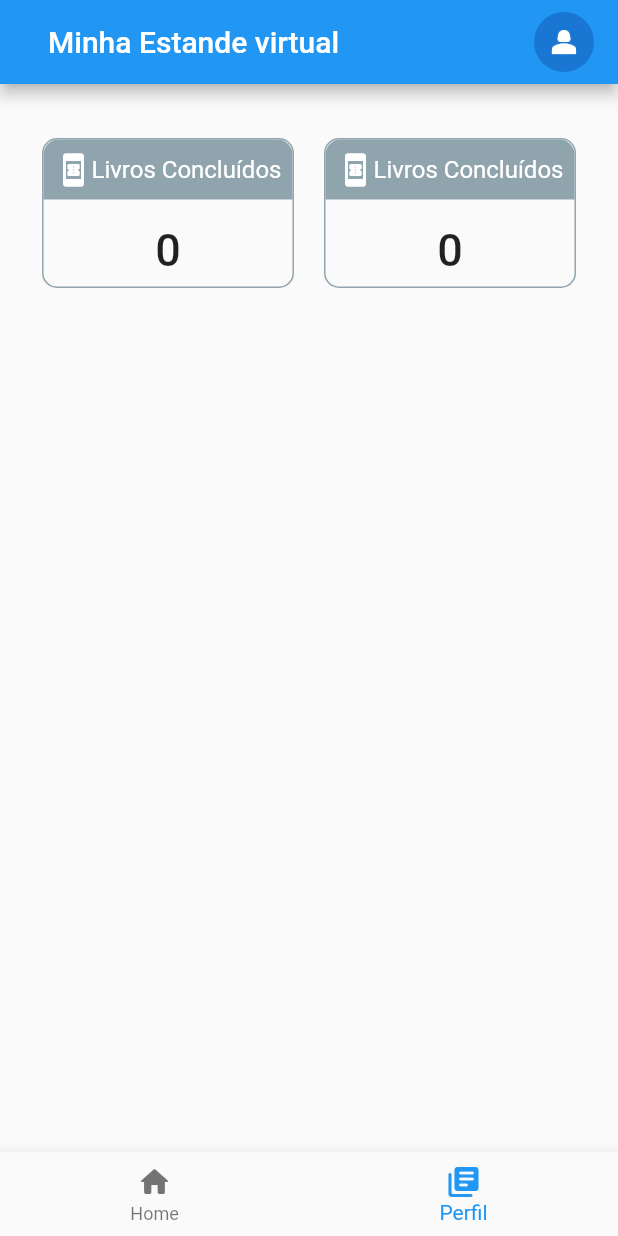
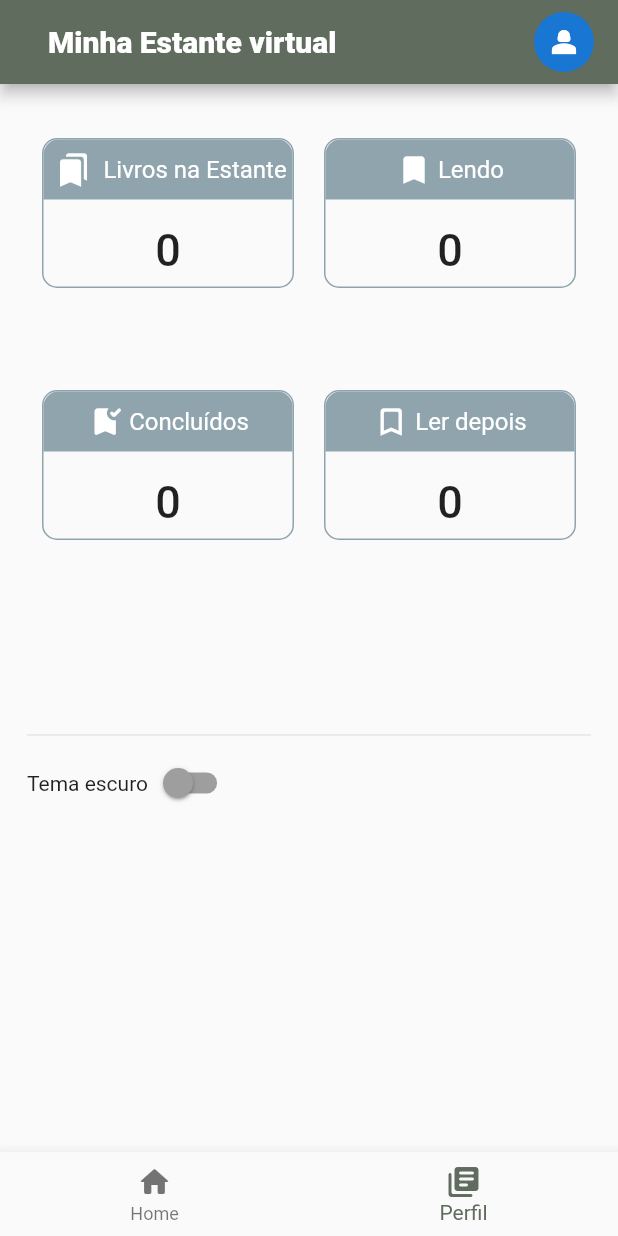
Before and after one commit to Rosines-Almeida/minha_estante, a Flutter app: the screen it shows after launch, item 2 of the bottom bar chosen, on a phone screen of 412 x 824 dp. Run offline on Flutter 3.47's test engine with Material 2 defaults, Android fonts, the phone set to English and light mode, and no system bars; our stand-ins replace image_picker, percent_indicator, shared_preferences.

Commit message:
add thema style

```diff
--- a/lib/commons/components/app_bar_componet.dart
+++ b/lib/commons/components/app_bar_componet.dart
@@ -8,7 +8,10 @@ class AppBarComponent extends StatelessWidget implements PreferredSizeWidget {
     return AppBar(
       title: const Padding(
         padding: EdgeInsets.all(16),
-        child: Text('Minha Estande virtual'),
+        child: Text(
+          'Minha Estante virtual',
+          style: TextStyle(fontWeight: FontWeight.w800),
+        ),
       ),
       actions: const [
         Padding(
--- a/lib/commons/components/bar_progress_component.dart
+++ b/lib/commons/components/bar_progress_component.dart
@@ -37,8 +37,8 @@ class _BarProgressComponentsState extends State<BarProgressComponents> {
         width: 200.0,
         lineHeight: 20.0,
         percent: onValueToBarProgress(),
-        backgroundColor: Colors.grey,
-        progressColor: Colors.blue,
+        backgroundColor: Color.fromARGB(255, 206, 199, 199),
+        progressColor: Color(0xff606C5D),
         animation: true,
         animationDuration: 1000,
         barRadius: Radius.circular(10),
--- a/lib/my_app.dart
+++ b/lib/my_app.dart
@@ -1,6 +1,8 @@
 import 'package:flutter/material.dart';
 import 'package:minha_estante/app_routes.dart';
 import 'package:minha_estante/providers/config_provider.dart';
+import 'package:minha_estante/style/theme_style.dart';
+import 'package:provider/provider.dart';
 
 class MyApp extends StatefulWidget {
   const MyApp({super.key});
@@ -13,14 +15,14 @@ class _MyAppState extends State<MyApp> {
   late ConfigProvider storeConfig;
   @override
   Widget build(BuildContext context) {
+    storeConfig = Provider.of<ConfigProvider>(context);
     return MaterialApp(
       title: 'Minha Estante Virtual',
-      theme: ThemeData.light(),
+      themeMode: storeConfig.tema,
       debugShowCheckedModeBanner: false,
       routes: AppRoutes.routes(),
-
-      //home: const BookDetailsPage(),
-      // home: const BookDetailsPage(),
+      theme: MyTheme.claro,
+      darkTheme: MyTheme.escuro,
     );
   }
 }
--- a/lib/pages/bookDetails/book_details_page.dart
+++ b/lib/pages/bookDetails/book_details_page.dart
@@ -26,6 +26,12 @@ class _BookDetailsPageState extends State<BookDetailsPage> {
   late BookcaseProvider store;
   late int index;
   late double valuePercentage = 0;
+
+  @override
+  void initState() {
+    index = 0;
+    super.initState();
+  }
 
   double toCalculatePercetage() {
     valuePercentage = calculatePercetage(item.numberPageRead, item.numberPage);
@@ -132,6 +138,8 @@ class _BookDetailsPageState extends State<BookDetailsPage> {
                               padding: const EdgeInsets.all(8.0),
                               child: Text(
                                 item.title,
+                                style: const TextStyle(
+                                    fontSize: 16, fontWeight: FontWeight.w600),
                               ),
                             ),
                             const SpacerComponent(
@@ -164,9 +172,29 @@ class _BookDetailsPageState extends State<BookDetailsPage> {
               Column(
                 crossAxisAlignment: CrossAxisAlignment.start,
                 children: [
-                  Text('Total de páginas: ${item.numberPage}'),
+                  Row(
+                    children: [
+                      const Text('Total de páginas: ',
+                          style: TextStyle(fontWeight: FontWeight.bold)),
+                      const SpacerComponent(
+                        isHorizontal: true,
+                        size: 5,
+                      ),
+                      Text('${item.numberPage}')
+                    ],
+                  ),
                   const SpacerComponent(),
-                  Text('Lidas: ${item.numberPageRead.toString()}'),
+                  Row(children: [
+                    const Text(
+                      'Lidas:',
+                      style: TextStyle(fontWeight: FontWeight.bold),
+                    ),
+                    const SpacerComponent(
+                      isHorizontal: true,
+                      size: 5,
+                    ),
+                    Text(item.numberPageRead.toString()),
+                  ]),
                   const SpacerComponent(),
                   const Divider(),
                   const SpacerComponent(),
--- a/lib/pages/tabs/components/home_card_component.dart
+++ b/lib/pages/tabs/components/home_card_component.dart
@@ -36,10 +36,17 @@ class HomeCardComponent extends StatelessWidget {
           // padding: const EdgeInsets.all(20),
           children: [
             Center(child: makeImage()),
+            Divider(),
             const SpacerComponent(),
             Align(
-              alignment: Alignment.bottomLeft,
-              child: Text(item.title),
+              alignment: Alignment.center,
+              child: Text(
+                item.title,
+                style: TextStyle(
+                  fontSize: 16,
+                  fontWeight: FontWeight.w600,
+                ),
+              ),
             ),
             const SpacerComponent(),
             ButtonBar(
--- a/lib/pages/tabs/components/profile_card_component.dart
+++ b/lib/pages/tabs/components/profile_card_component.dart
@@ -1,4 +1,5 @@
 import 'package:flutter/material.dart';
+import 'package:minha_estante/commons/components/space_component.dart';
 
 class ProfileCardComponent extends StatelessWidget {
   final int numberOfBook;
@@ -13,7 +14,9 @@ class ProfileCardComponent extends StatelessWidget {
 
   @override
   Widget build(BuildContext context) {
-    return Wrap(children: [
+    return SizedBox(
+        height: 100,
+        child: Column(children: [
           Container(
             height: 100,
             decoration: BoxDecoration(
@@ -28,7 +31,8 @@ class ProfileCardComponent extends StatelessWidget {
                 decoration: BoxDecoration(
                   color: Colors.blueGrey[300]!,
                   borderRadius: const BorderRadius.only(
-                  topLeft: Radius.circular(10), topRight: Radius.circular(10)),
+                      topLeft: Radius.circular(10),
+                      topRight: Radius.circular(10)),
                 ),
                 child: Padding(
                   padding: const EdgeInsets.all(8.0),
@@ -39,9 +43,14 @@ class ProfileCardComponent extends StatelessWidget {
                         icon,
                         color: Colors.white,
                       ),
+                      SpacerComponent(
+                        isHorizontal: true,
+                        size: 4,
+                      ),
                       Text(
                         title,
-                    style: const TextStyle(fontSize: 16, color: Colors.white),
+                        style:
+                            const TextStyle(fontSize: 16, color: Colors.white),
                       )
                     ],
                   ),
@@ -62,6 +71,6 @@ class ProfileCardComponent extends StatelessWidget {
               )
             ]),
           ),
-    ]);
+        ]));
   }
 }
--- a/lib/pages/tabs/profile_page.dart
+++ b/lib/pages/tabs/profile_page.dart
@@ -1,5 +1,7 @@
 import 'package:flutter/material.dart';
+import 'package:minha_estante/pages/tabs/components/profile_card_component.dart';
 import 'package:minha_estante/providers/bookcase_provider.dart';
+import 'package:minha_estante/providers/config_provider.dart';
 import 'package:provider/provider.dart';
 
 class ProfilePage extends StatefulWidget {
@@ -11,16 +13,10 @@ class ProfilePage extends StatefulWidget {
 
 class _ProfilePageState extends State<ProfilePage> {
   late BookcaseProvider store;
-  late int inProgress;
-  late int notInProgres;
+  late ConfigProvider storeConfig;
 
-  //metodo para pecorrer quantos estão com paginas lidas
   @override
   void initState() {
-    inProgress = 0;
-    notInProgres = 0;
-    // setBookInProgress();
-    // TODO: implement initState
     super.initState();
   }
 
@@ -36,139 +32,75 @@ class _ProfilePageState extends State<ProfilePage> {
 
   int setBookConcluded() {
     return store.listBook.where((e) => e.numberPageRead == e.numberPage).length;
-  };
-
-
-
+  }
 
   @override
   Widget build(BuildContext context) {
     store = Provider.of<BookcaseProvider>(context);
-    //   return Text(
-    //       'oi ${store.listBook.length}, ${setBookInProgress()}, ${setBookNotInProgress()}, ${setBookConcluded()}');
-    // }
+    storeConfig = Provider.of<ConfigProvider>(context);
 
-      final List<Map> item = [
+    final List<Map> bookCase = [
       {
-      'title':' Livros na Estante',
+        'title': ' Livros na Estante',
         'numberOfBook': store.listBook.length,
+        'icon': Icons.bookmarks_rounded,
       },
       {
-      'title':'Lendo',
+        'title': 'Lendo',
         'numberOfBook': setBookInProgress(),
+        'icon': Icons.bookmark_rounded,
       },
-   ]  ;
+      {
+        'title': 'Concluídos',
+        'numberOfBook': setBookConcluded(),
+        'icon': Icons.bookmark_added_rounded
+      },
+      {
+        'title': 'Ler depois',
+        'numberOfBook': setBookNotInProgress(),
+        'icon': Icons.bookmark_border_rounded
+      },
+    ];
 
-    return GridView(
-        padding: EdgeInsets.all(10),
-        gridDelegate: SliverGridDelegateWithFixedCrossAxisCount(
+    return SingleChildScrollView(
+      child: Column(
+        children: [
+          ConstrainedBox(
+            constraints: const BoxConstraints(
+              maxWidth: 400,
+              maxHeight: 400,
+            ),
+            child: GridView.builder(
+                padding: const EdgeInsets.all(10),
+                gridDelegate: const SliverGridDelegateWithFixedCrossAxisCount(
                   crossAxisCount: 2,
-          mainAxisSpacing: 20,
+                  mainAxisSpacing: 0,
                   crossAxisSpacing: 20,
                 ),
+                itemCount: bookCase.length,
+                itemBuilder: (BuildContext context, int index) {
+                  final item = bookCase.elementAt(index);
+                  return ProfileCardComponent(
+                    title: item['title'],
+                    numberOfBook: item['numberOfBook'],
+                    icon: item['icon'],
+                  );
+                }),
+          ),
+          Divider(),
+          Row(
             children: [
-          Wrap(children: [
-            Container(
-              height: 100,
-              decoration: BoxDecoration(
-                border: Border.all(
-                  color: Colors.blueGrey[300]!,
-                  width: 1.0,
+              Text('Tema escuro'),
+              Switch(
+                value: storeConfig.tema == ThemeMode.dark,
+                onChanged: (val) {
+                  storeConfig.tema = val ? ThemeMode.dark : ThemeMode.light;
+                },
               ),
-                borderRadius: BorderRadius.circular(10), // Raio do canto
-              ),
-              child: Column(children: [
-                Container(
-                  decoration: BoxDecoration(
-                    color: Colors.blueGrey[300]!,
-                    borderRadius: BorderRadius.only(
-                        topLeft: Radius.circular(10),
-                        topRight: Radius.circular(10)),
-                  ),
-                  child: const Padding(
-                    padding: EdgeInsets.all(8.0),
-                    child: Row(
-                      mainAxisAlignment: MainAxisAlignment.center,
-                      children: [
-                        Icon(
-                          Icons.book_online_rounded,
-                          color: Colors.white,
-                        ),
-                        Text(
-                          'Livros Concluídos',
-                          style: TextStyle(fontSize: 16, color: Colors.white),
-                        )
             ],
           ),
-                  ),
-                ),
-                Padding(
-                  padding: const EdgeInsets.only(top: 16.0),
-                  child: Align(
-                    alignment: Alignment.center,
-                    child: Text(
-                      store.listBook.length.toString(),
-                      style: const TextStyle(
-                        fontSize: 30,
-                        fontWeight: FontWeight.w500,
-                      ),
-                    ),
-                  ),
-                )
-              ]),
-            ),
-          ]),
-          Wrap(children: [
-            Container(
-              height: 100,
-              decoration: BoxDecoration(
-                border: Border.all(
-                  color: Colors.blueGrey[300]!,
-                  width: 1.0,
-                ),
-                borderRadius: BorderRadius.circular(10), // Raio do canto
-              ),
-              child: Column(children: [
-                Container(
-                  decoration: BoxDecoration(
-                    color: Colors.blueGrey[300]!,
-                    borderRadius: BorderRadius.only(
-                        topLeft: Radius.circular(10),
-                        topRight: Radius.circular(10)),
-                  ),
-                  child: const Padding(
-                    padding: EdgeInsets.all(8.0),
-                    child: Row(
-                      mainAxisAlignment: MainAxisAlignment.center,
-                      children: [
-                        Icon(
-                          Icons.book_online_rounded,
-                          color: Colors.white,
-                        ),
-                        Text(
-                          'Livros Concluídos',
-                          style: TextStyle(fontSize: 16, color: Colors.white),
-                        )
         ],
       ),
-                  ),
-                ),
-                Padding(
-                  padding: const EdgeInsets.only(top: 16.0),
-                  child: Align(
-                    alignment: Alignment.center,
-                    child: Text(
-                      store.listBook.length.toString(),
-                      style: const TextStyle(
-                        fontSize: 30,
-                        fontWeight: FontWeight.w500,
-                      ),
-                    ),
-                  ),
-                )
-              ]),
-            ),
-          ]),
-        ]);
+    );
   }
 }
--- a/lib/providers/config_provider.dart
+++ b/lib/providers/config_provider.dart
@@ -1,7 +1,7 @@
 import 'package:flutter/material.dart';
 
 class ConfigProvider with ChangeNotifier {
-  ThemeMode _tema = ThemeMode.dark;
+  ThemeMode _tema = ThemeMode.light;
 
   ThemeMode get tema => _tema;
 
--- a/lib/providers/root_provider.dart
+++ b/lib/providers/root_provider.dart
@@ -1,4 +1,5 @@
 import 'package:minha_estante/providers/bookcase_provider.dart';
+import 'package:minha_estante/providers/config_provider.dart';
 import 'package:provider/provider.dart';
 import 'package:provider/single_child_widget.dart';
 
@@ -7,6 +8,7 @@ class RootProvider {
   static List<SingleChildWidget> providers() {
     return [
       ChangeNotifierProvider(create: (_) => BookcaseProvider()),
+      ChangeNotifierProvider(create: (_) => ConfigProvider()),
     ];
   }
 }
--- /dev/null
+++ b/lib/style/palette_dark.dart
@@ -0,0 +1,40 @@
+import 'package:flutter/material.dart';
+import 'package:minha_estante/style/pallete_style.dart';
+
+class PalletDark implements PalleteStyle {
+  @override
+  Color primary = Color.fromARGB(255, 81, 114, 70);
+
+  @override
+  Color accent = Color(0xffF1C376);
+
+  @override
+  Color background = Colors.grey[800]!;
+
+  @override
+  Color backgroundDark = Colors.grey[900]!;
+
+  @override
+  Color error = Colors.red;
+
+  @override
+  Color primaryDark = Color(0xff606C5D);
+
+  @override
+  Color secondary = Colors.grey[400]!;
+
+  @override
+  Color success = Colors.green[800]!;
+
+  @override
+  Color text = Colors.grey[50]!;
+
+  @override
+  Color textSecondary = Colors.white;
+
+  @override
+  Color warning = Colors.yellow[900]!;
+
+  @override
+  Color white = Colors.white;
+}
--- /dev/null
+++ b/lib/style/pallete_light.dart
@@ -0,0 +1,40 @@
+import 'package:flutter/material.dart';
+import 'package:minha_estante/style/pallete_style.dart';
+
+class PalleteLight implements PalleteStyle {
+  @override
+  Color primary = Color(0xff606C5D);
+
+  @override
+  Color accent = Color(0xffF1C376);
+
+  @override
+  Color background = Color(0xffFFF4F4);
+
+  @override
+  Color backgroundDark = Color(0xffFFF4F4);
+
+  @override
+  Color error = Colors.red;
+
+  @override
+  Color primaryDark = Color(0xff606C5D);
+
+  @override
+  Color secondary = Colors.grey;
+
+  @override
+  Color success = Colors.green;
+
+  @override
+  Color text = Colors.black87;
+
+  @override
+  Color textSecondary = Colors.black;
+
+  @override
+  Color warning = Colors.yellow[700]!;
+
+  @override
+  Color white = Colors.white;
+}
--- /dev/null
+++ b/lib/style/pallete_style.dart
@@ -0,0 +1,17 @@
+import 'package:flutter/material.dart';
+
+abstract class PalleteStyle {
+  late Color text;
+  late Color textSecondary;
+  late Color primary;
+  late Color primaryDark;
+
+  late Color secondary;
+  late Color accent;
+  late Color background;
+  late Color backgroundDark;
+  late Color error;
+  late Color success;
+  late Color warning;
+  late Color white;
+}
--- /dev/null
+++ b/lib/style/theme_style.dart
@@ -0,0 +1,76 @@
+import 'package:flutter/material.dart';
+import 'package:minha_estante/style/palette_dark.dart';
+import 'package:minha_estante/style/pallete_light.dart';
+
+class MyTheme {
+  static final PalleteLight _light = PalleteLight();
+  static final PalletDark _dark = PalletDark();
+
+  static final ThemeData claro = ThemeData.light().copyWith(
+    colorScheme: ThemeData.light().colorScheme.copyWith(
+          primary: _light.primary,
+          secondary: _light.secondary,
+          background: _light.background,
+          error: _light.error,
+        ),
+    primaryColor: _light.primary,
+    appBarTheme: AppBarTheme(
+      backgroundColor: _light.primaryDark,
+      titleTextStyle: TextStyle(
+        color: _light.white,
+        fontWeight: FontWeight.bold,
+        fontSize: 20,
+      ),
+    ),
+    checkboxTheme: CheckboxThemeData(
+      fillColor: MaterialStateColor.resolveWith((states) => _light.primary),
+    ),
+    switchTheme: SwitchThemeData(
+      thumbColor: MaterialStateColor.resolveWith((states) {
+        return states.contains(MaterialState.selected)
+            ? _light.primary
+            : _light.secondary;
+      }),
+      trackColor: MaterialStateColor.resolveWith((states) {
+        return states.contains(MaterialState.selected)
+            ? _light.primaryDark
+            : _light.secondary;
+      }),
+    ),
+  );
+
+  static final ThemeData escuro = ThemeData.dark().copyWith(
+    colorScheme: ThemeData.dark().colorScheme.copyWith(
+          primary: _dark.primary,
+          secondary: _dark.accent,
+          background: _dark.background,
+          error: _dark.error,
+        ),
+    primaryColor: _dark.primary,
+    appBarTheme: AppBarTheme(
+      backgroundColor: _dark.primaryDark,
+      titleTextStyle: TextStyle(
+        color: _dark.white,
+        fontWeight: FontWeight.bold,
+        fontSize: 20,
+      ),
+    ),
+    cardColor: _dark.backgroundDark,
+    checkboxTheme: CheckboxThemeData(
+      fillColor: MaterialStateColor.resolveWith((states) => _dark.primary),
+    ),
+    dialogTheme: DialogTheme(titleTextStyle: TextStyle(color: _dark.text)),
+    switchTheme: SwitchThemeData(
+      thumbColor: MaterialStateColor.resolveWith((states) {
+        return states.contains(MaterialState.selected)
+            ? _dark.primary
+            : _dark.secondary;
+      }),
+      trackColor: MaterialStateColor.resolveWith((states) {
+        return states.contains(MaterialState.selected)
+            ? _dark.primaryDark
+            : _dark.secondary;
+      }),
+    ),
+  );
+}
```
Lines whose indentation alone changed are shown as unchanged.
